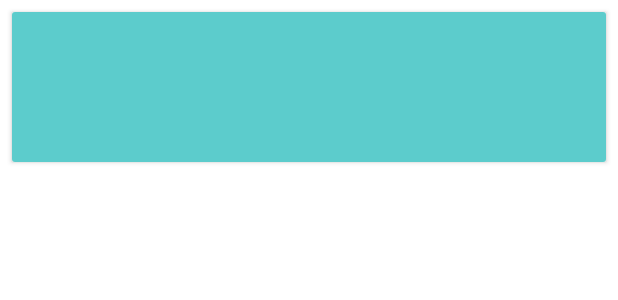
After one commit to WhiteCatDeveloper/TheBeastNotesofWorld, an Android app: the layout item_simple_note.xml on its own in the app's theme, with its tools: preview values and no code run, on a phone screen of 412 x 824 dp. The commit adds this screen. Shown: the top 300 px of the screen. Run offline under Robolectric (Android 15) with nearby library versions, the phone set to English and light mode, and no system bars.

Commit message:
Начата работа с последним типом заметок - простые заметки. Подготовлен макет одной заметки, и все методы для работы с БД + небольшой рефакторинг названий методов в WorkingInDB

```diff
--- a/app/src/main/java/com/example/thebeastnotesofworld/view/AddNoteActivity.java
+++ b/app/src/main/java/com/example/thebeastnotesofworld/view/AddNoteActivity.java
@@ -41,7 +41,7 @@ public class AddNoteActivity extends AppCompatActivity {
         if (intent.hasExtra("idNote")) {
             editNote = true;
             idNote = intent.getIntExtra("idNote", 0);
-            setTextField(new WorkingInDB().getOneNoteByID(this, idNote));
+            setTextField(new WorkingInDB().getOneToDoNoteByID(this, idNote));
         }
         listeners();
     }
@@ -60,7 +60,7 @@ public class AddNoteActivity extends AppCompatActivity {
             int importance = spinnerImportance.getSelectedItemPosition();
             int dayToDeadline = Integer.parseInt(editTextDeadline.getText().toString());
             String dateOfCreate = getCurrentDate();
-            new WorkingInDB().saveNewNote(this, title, text, importance, dayToDeadline, dateOfCreate);
+            new WorkingInDB().saveNewToDoNote(this, title, text, importance, dayToDeadline, dateOfCreate);
     }
 
     private boolean checkField() {
--- a/app/src/main/java/com/example/thebeastnotesofworld/view/DetailNotesActivity.java
+++ b/app/src/main/java/com/example/thebeastnotesofworld/view/DetailNotesActivity.java
@@ -34,7 +34,7 @@ public class DetailNotesActivity extends AppCompatActivity {
         if (intent.hasExtra("idNote")) id = intent.getIntExtra("idNote", 0);
         init();
         listeners();
-        setTextView(new WorkingInDB().getOneNoteByID(this, id));
+        setTextView(new WorkingInDB().getOneToDoNoteByID(this, id));
     }
 
     @RequiresApi(api = Build.VERSION_CODES.O)
--- a/app/src/main/java/com/example/thebeastnotesofworld/view/MainActivity.java
+++ b/app/src/main/java/com/example/thebeastnotesofworld/view/MainActivity.java
@@ -89,7 +89,7 @@ public class MainActivity extends AppCompatActivity {
     // Залолняем список заметок при первом запуске
     @RequiresApi(api = Build.VERSION_CODES.O)
     private void setNotes() {
-        toDoNotes = new WorkingInDB().getNotes(this, sortBy);
+        toDoNotes = new WorkingInDB().getToDoNotes(this, sortBy);
     }
 
     // Добавляем новые значения в список из БД. Т.к нельзя просто присвоить списку значения другого
@@ -97,7 +97,7 @@ public class MainActivity extends AppCompatActivity {
     // Так же у адаптера вызываем перерисовку
     @RequiresApi(api = Build.VERSION_CODES.O)
     private void updateListNotes() {
-        List<ToDoNote> newList = new WorkingInDB().getNotes(this, sortBy);
+        List<ToDoNote> newList = new WorkingInDB().getToDoNotes(this, sortBy);
         adapter.updateList(newList);
         toDoNotes.clear();
         toDoNotes.addAll(newList);
@@ -129,7 +129,7 @@ public class MainActivity extends AppCompatActivity {
                         .setPositiveButton("ОТМЕНА", ((dialogInterface, i) -> {}))
                         .setNegativeButton("УДАЛИТЬ", (dialogInterface, i) -> remote(position))
                         .setNeutralButton("ПЕРЕМЕСТИТЬ", (dialog, which) -> {
-                            new WorkingInDB().transferNoteToCompleted
+                            new WorkingInDB().copyNoteToCompleted
                                     (getApplicationContext(), toDoNotes.get(position).getId());
                             remote(position);
                         })
--- /dev/null
+++ b/app/src/main/res/layout/item_simple_note.xml
@@ -0,0 +1,36 @@
+<?xml version="1.0" encoding="utf-8"?>
+<androidx.cardview.widget.CardView
+    xmlns:android="http://schemas.android.com/apk/res/android"
+    android:id="@+id/cardViewItemSimpleNote"
+    android:layout_width="match_parent"
+    android:layout_height="wrap_content"
+    android:layout_margin="8dp">
+
+    <LinearLayout
+        android:layout_width="match_parent"
+        android:layout_height="match_parent"
+        android:orientation="vertical"
+        android:background="@color/light_blue">
+
+        <TextView
+            android:id="@+id/textViewSimpleNoteTitle"
+            android:layout_width="match_parent"
+            android:layout_height="wrap_content"
+            android:layout_margin="4dp"
+            android:textSize="25sp"/>
+
+        <TextView
+            android:id="@+id/textViewSimpleNoteText"
+            android:layout_width="match_parent"
+            android:layout_height="wrap_content"
+            android:layout_margin="4dp"
+            android:textSize="18sp"/>
+
+        <TextView
+            android:id="@+id/textViewSimpleNoteDateOfCreate"
+            android:layout_width="match_parent"
+            android:layout_height="wrap_content"
+            android:layout_margin="4dp"
+            android:textSize="12sp" />
+    </LinearLayout>
+</androidx.cardview.widget.CardView>
--- a/app/src/main/res/values/colors.xml
+++ b/app/src/main/res/values/colors.xml
@@ -11,4 +11,5 @@
     <color name="orange">#FFB000</color>
     <color name="yellow">#FFFF00</color>
     <color name="green">#9FEE00</color>
+    <color name="light_blue">#5CCCCC</color>
 </resources>
```
Also changed, not shown: app/src/main/java/com/example/thebeastnotesofworld/core/WorkingInDB.java (+57 -5 lines).
